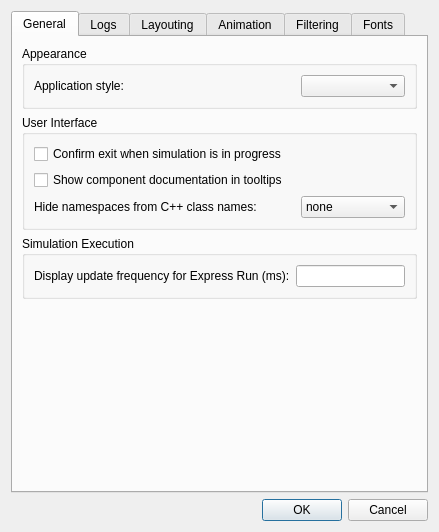
This is src/qtenv/preferencesdialog.ui in mayhemheroes/omnetpp as Qt 5 draws it before an edit. The edited form follows.
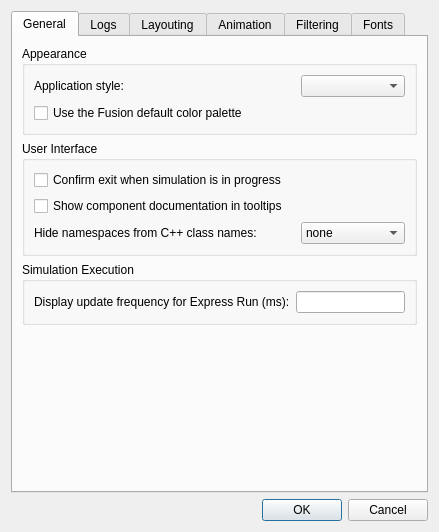
This is the edited form.

Commit message: qtenv: Add an option for resetting the UI palette to factory defaults

```diff
--- a/src/qtenv/preferencesdialog.ui
+++ b/src/qtenv/preferencesdialog.ui
@@ -64,6 +64,13 @@
             </item>
            </layout>
           </item>
+          <item>
+           <widget class="QCheckBox" name="resetPaletteCheckBox">
+            <property name="text">
+             <string>Use the Fusion default color palette</string>
+            </property>
+           </widget>
+          </item>
          </layout>
         </widget>
        </item>
```
The commit also changes 2 other files.
